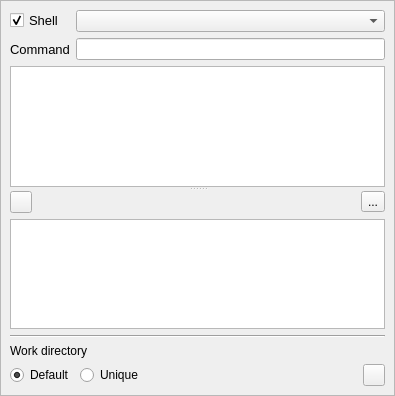
First picture: the form in spine_items/gimlet/ui/gimlet_properties.ui, repository spine-tools/spine-items, before the edit.
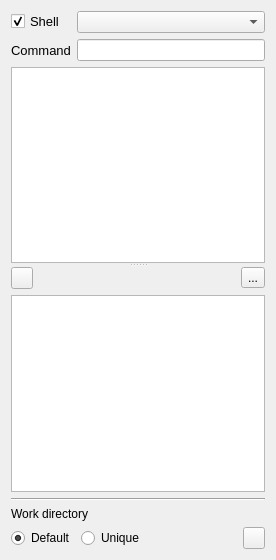
Second picture: the form after the edit. Icons and pictures are not drawn. Custom widgets are drawn as their Qt base class.

Commit message:
Add option to paint icon in the background of properties widget
This is to help identifying the properties widget.

The edit to the form file:
```diff
--- a/spine_items/gimlet/ui/gimlet_properties.ui
+++ b/spine_items/gimlet/ui/gimlet_properties.ui
@@ -18,44 +18,14 @@
    <rect>
     <x>0</x>
     <y>0</y>
-    <width>395</width>
-    <height>396</height>
+    <width>276</width>
+    <height>560</height>
    </rect>
   </property>
   <property name="windowTitle">
    <string>Form</string>
   </property>
   <layout class="QVBoxLayout" name="verticalLayout">
-   <property name="spacing">
-    <number>0</number>
-   </property>
-   <property name="leftMargin">
-    <number>0</number>
-   </property>
-   <property name="topMargin">
-    <number>0</number>
-   </property>
-   <property name="rightMargin">
-    <number>0</number>
-   </property>
-   <property name="bottomMargin">
-    <number>0</number>
-   </property>
-   <item>
-    <widget class="QScrollArea" name="scrollArea_4">
-     <property name="widgetResizable">
-      <bool>true</bool>
-     </property>
-     <widget class="QWidget" name="scrollAreaWidgetContents_4">
-      <property name="geometry">
-       <rect>
-        <x>0</x>
-        <y>0</y>
-        <width>393</width>
-        <height>394</height>
-       </rect>
-      </property>
-      <layout class="QVBoxLayout" name="verticalLayout_2">
        <item>
         <layout class="QFormLayout" name="formLayout">
          <item row="0" column="0">
@@ -311,10 +281,6 @@
        </item>
       </layout>
      </widget>
-    </widget>
-   </item>
-  </layout>
- </widget>
  <customwidgets>
   <customwidget>
    <class>PropertyQLineEdit</class>
```
Left out of the diff: 1 changed line with no effect on the pictures. Lines whose indentation alone changed are shown as unchanged. The commit also changes 29 other files.
